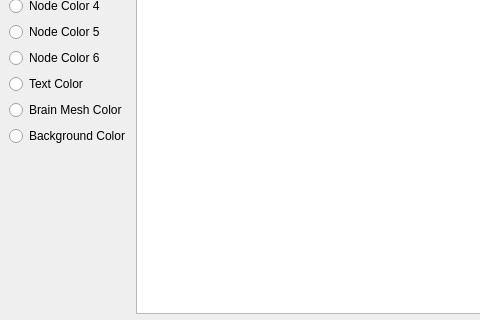
Namr/Connected, file colorsettings.ui: the form before one commit; both pictures show x 0 to 480 and y 91 to 411 of the 800 by 600 pixel window.
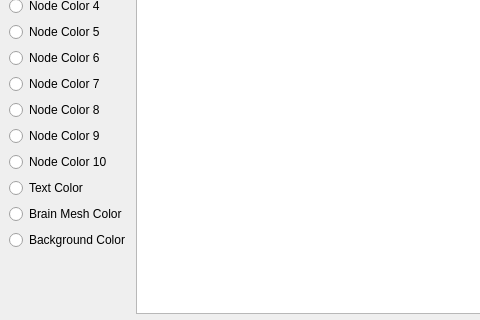
The form after the commit.

Commit message: expanded number of avaible node colors

```diff
--- a/colorsettings.ui
+++ b/colorsettings.ui
@@ -64,6 +64,34 @@
           </property>
          </widget>
         </item>
+        <item>
+         <widget class="QRadioButton" name="radioButton_10">
+          <property name="text">
+           <string>Node Color 7</string>
+          </property>
+         </widget>
+        </item>
+        <item>
+         <widget class="QRadioButton" name="radioButton_11">
+          <property name="text">
+           <string>Node Color 8</string>
+          </property>
+         </widget>
+        </item>
+        <item>
+         <widget class="QRadioButton" name="radioButton_12">
+          <property name="text">
+           <string>Node Color 9</string>
+          </property>
+         </widget>
+        </item>
+        <item>
+         <widget class="QRadioButton" name="radioButton_13">
+          <property name="text">
+           <string>Node Color 10</string>
+          </property>
+         </widget>
+        </item>
         <item>
          <widget class="QRadioButton" name="radioButton_9">
           <property name="text">
```
Left out of the diff: 2 changed lines with no effect on the pictures. The commit also changes 5 other files.
